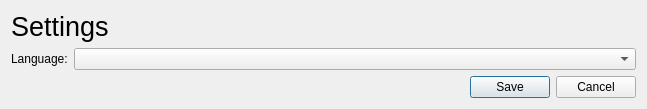
First picture: the form in dialogs/settingsdialog.ui, repository qohelet/QtZeiterfassung, before the edit.
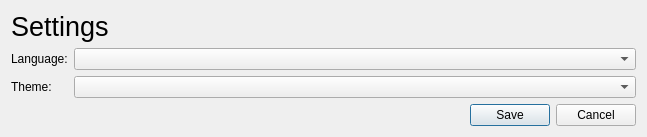
Second picture: the form after the edit.

Patch:
```diff
--- a/dialogs/settingsdialog.ui
+++ b/dialogs/settingsdialog.ui
@@ -7,7 +7,7 @@
     <x>0</x>
     <y>0</y>
     <width>647</width>
-    <height>112</height>
+    <height>162</height>
    </rect>
   </property>
   <property name="maximumSize">
@@ -47,6 +47,19 @@
      <item row="0" column="1">
       <widget class="QComboBox" name="comboBoxLanguage"/>
      </item>
+     <item row="1" column="0">
+      <widget class="QLabel" name="labelTheme">
+       <property name="text">
+        <string>Theme:</string>
+       </property>
+       <property name="buddy">
+        <cstring>comboBoxTheme</cstring>
+       </property>
+      </widget>
+     </item>
+     <item row="1" column="1">
+      <widget class="QComboBox" name="comboBoxTheme"/>
+     </item>
     </layout>
    </item>
    <item>
```
